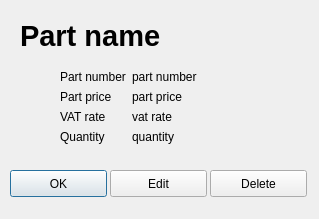
The window that dialogs/part/PartShow.ui (supermaximo93/Computing_Project) describes before a commit, drawn with Qt 5.
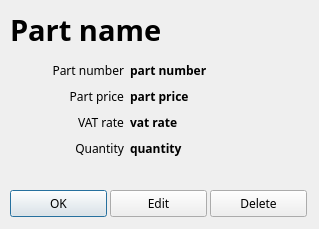
The same window after the commit.

What changed in the file:
```diff
--- a/dialogs/part/PartShow.ui
+++ b/dialogs/part/PartShow.ui
@@ -7,19 +7,24 @@
     <x>0</x>
     <y>0</y>
     <width>319</width>
-    <height>219</height>
+    <height>229</height>
    </rect>
   </property>
+  <property name="font">
+   <font>
+    <family>Sans Serif</family>
+   </font>
+  </property>
   <property name="windowTitle">
    <string>Dialog</string>
   </property>
   <widget class="QLabel" name="label_partNameE">
    <property name="geometry">
     <rect>
-     <x>20</x>
-     <y>20</y>
+     <x>10</x>
+     <y>10</y>
      <width>291</width>
-     <height>31</height>
+     <height>41</height>
     </rect>
    </property>
    <property name="font">
@@ -32,25 +37,67 @@
    <property name="text">
     <string>Part name</string>
    </property>
+   <property name="alignment">
+    <set>Qt::AlignLeading|Qt::AlignLeft|Qt::AlignTop</set>
+   </property>
   </widget>
-  <widget class="QWidget" name="formLayoutWidget">
+  <widget class="QPushButton" name="pushButton_ok">
    <property name="geometry">
     <rect>
-     <x>60</x>
-     <y>70</y>
-     <width>211</width>
-     <height>98</height>
+     <x>10</x>
+     <y>190</y>
+     <width>97</width>
+     <height>27</height>
     </rect>
    </property>
-   <layout class="QFormLayout" name="formLayout">
-    <property name="fieldGrowthPolicy">
-     <enum>QFormLayout::AllNonFixedFieldsGrow</enum>
-    </property>
+   <property name="text">
+    <string>OK</string>
+   </property>
+  </widget>
+  <widget class="QPushButton" name="pushButton_edit">
+   <property name="geometry">
+    <rect>
+     <x>110</x>
+     <y>190</y>
+     <width>97</width>
+     <height>27</height>
+    </rect>
+   </property>
+   <property name="text">
+    <string>Edit</string>
+   </property>
+  </widget>
+  <widget class="QPushButton" name="pushButton_delete">
+   <property name="geometry">
+    <rect>
+     <x>210</x>
+     <y>190</y>
+     <width>97</width>
+     <height>27</height>
+    </rect>
+   </property>
+   <property name="text">
+    <string>Delete</string>
+   </property>
+  </widget>
+  <widget class="QWidget" name="gridLayoutWidget">
+   <property name="geometry">
+    <rect>
+     <x>10</x>
+     <y>60</y>
+     <width>300</width>
+     <height>118</height>
+    </rect>
+   </property>
+   <layout class="QGridLayout" name="gridLayout">
     <item row="0" column="0">
      <widget class="QLabel" name="label_partNumber">
       <property name="text">
        <string>Part number</string>
       </property>
+      <property name="alignment">
+       <set>Qt::AlignRight|Qt::AlignTrailing|Qt::AlignVCenter</set>
+      </property>
      </widget>
     </item>
     <item row="1" column="0">
@@ -58,6 +105,9 @@
       <property name="text">
        <string>Part price</string>
       </property>
+      <property name="alignment">
+       <set>Qt::AlignRight|Qt::AlignTrailing|Qt::AlignVCenter</set>
+      </property>
      </widget>
     </item>
     <item row="2" column="0">
@@ -65,10 +115,29 @@
       <property name="text">
        <string>VAT rate</string>
       </property>
+      <property name="alignment">
+       <set>Qt::AlignRight|Qt::AlignTrailing|Qt::AlignVCenter</set>
+      </property>
+     </widget>
+    </item>
+    <item row="3" column="0">
+     <widget class="QLabel" name="label">
+      <property name="text">
+       <string>Quantity</string>
+      </property>
+      <property name="alignment">
+       <set>Qt::AlignRight|Qt::AlignTrailing|Qt::AlignVCenter</set>
+      </property>
      </widget>
     </item>
     <item row="0" column="1">
      <widget class="QLabel" name="label_partNumberE">
+      <property name="font">
+       <font>
+        <weight>75</weight>
+        <bold>true</bold>
+       </font>
+      </property>
       <property name="text">
        <string>part number</string>
       </property>
@@ -76,6 +145,12 @@
     </item>
     <item row="1" column="1">
      <widget class="QLabel" name="label_partPriceE">
+      <property name="font">
+       <font>
+        <weight>75</weight>
+        <bold>true</bold>
+       </font>
+      </property>
       <property name="text">
        <string>part price</string>
       </property>
@@ -83,66 +158,48 @@
     </item>
     <item row="2" column="1">
      <widget class="QLabel" name="label_vatRateE">
+      <property name="font">
+       <font>
+        <weight>75</weight>
+        <bold>true</bold>
+       </font>
+      </property>
       <property name="text">
        <string>vat rate</string>
       </property>
      </widget>
     </item>
-    <item row="3" column="0">
-     <widget class="QLabel" name="label">
-      <property name="text">
-       <string>Quantity</string>
-      </property>
-     </widget>
-    </item>
     <item row="3" column="1">
      <widget class="QLabel" name="label_quantityE">
+      <property name="font">
+       <font>
+        <weight>75</weight>
+        <bold>true</bold>
+       </font>
+      </property>
       <property name="text">
        <string>quantity</string>
       </property>
      </widget>
     </item>
+    <item row="4" column="1">
+     <spacer name="horizontalSpacer">
+      <property name="orientation">
+       <enum>Qt::Horizontal</enum>
+      </property>
+      <property name="sizeType">
+       <enum>QSizePolicy::Fixed</enum>
+      </property>
+      <property name="sizeHint" stdset="0">
+       <size>
+        <width>180</width>
+        <height>20</height>
+       </size>
+      </property>
+     </spacer>
+    </item>
    </layout>
   </widget>
-  <widget class="QPushButton" name="pushButton_ok">
-   <property name="geometry">
-    <rect>
-     <x>10</x>
-     <y>170</y>
-     <width>97</width>
-     <height>27</height>
-    </rect>
-   </property>
-   <property name="text">
-    <string>OK</string>
-   </property>
-  </widget>
-  <widget class="QPushButton" name="pushButton_edit">
-   <property name="geometry">
-    <rect>
-     <x>110</x>
-     <y>170</y>
-     <width>97</width>
-     <height>27</height>
-    </rect>
-   </property>
-   <property name="text">
-    <string>Edit</string>
-   </property>
-  </widget>
-  <widget class="QPushButton" name="pushButton_delete">
-   <property name="geometry">
-    <rect>
-     <x>210</x>
-     <y>170</y>
-     <width>97</width>
-     <height>27</height>
-    </rect>
-   </property>
-   <property name="text">
-    <string>Delete</string>
-   </property>
-  </widget>
  </widget>
  <resources/>
  <connections/>
```
Left out of the diff: 2 changed lines with no effect on the pictures.
